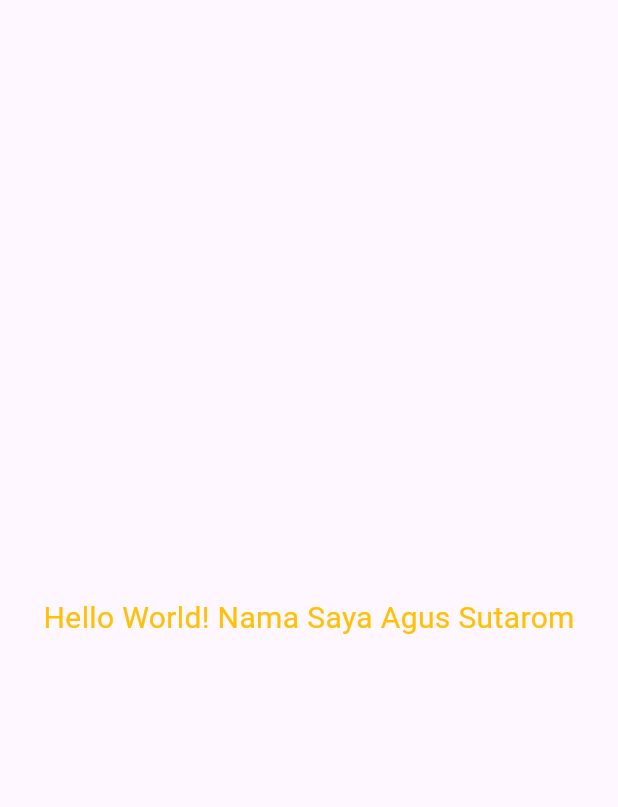
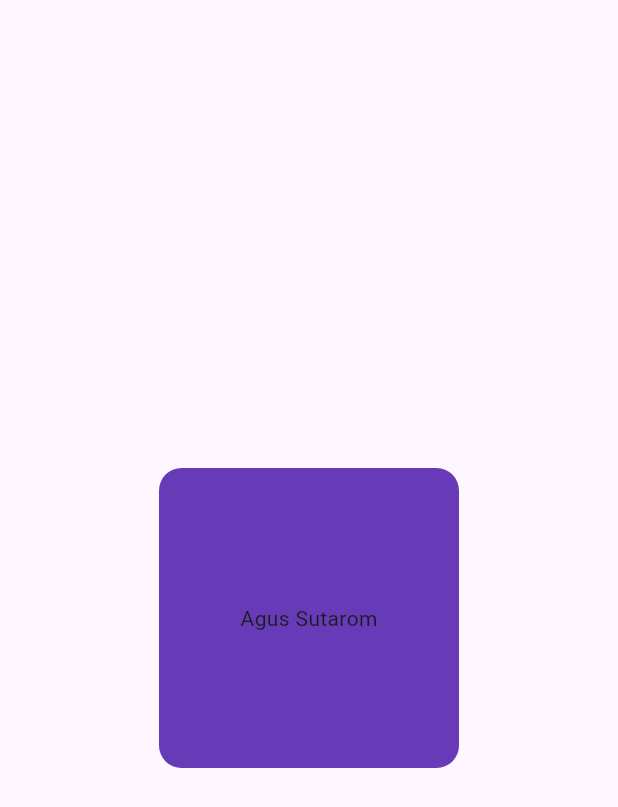
Before and after one commit to taroom/learn-flutter, a Flutter app: the screen it shows after launch, on a phone screen of 412 x 824 dp. Shown: the top 807 px of the screen. Run offline on Flutter 3.47's test engine with Material 3 defaults, Android fonts, the phone set to English and light mode, and no system bars; Roboto replaces fonts that are missing (Arial).

Commit message:
[ROM] refactor: update main app layout and text display

```diff
--- a/lib/main.dart
+++ b/lib/main.dart
@@ -9,14 +9,19 @@ class MainApp extends StatelessWidget {
 
   @override
   Widget build(BuildContext context) {
-    return const MaterialApp(
+    return MaterialApp(
       home: Scaffold(
+        //as activity
         body: Center(
-          child: Text(
-            'Hello World! Nama Saya Agus Sutarom',
-            style: TextStyle(
-                fontSize: 20.0, color: Colors.amber, fontFamily: 'Arial'),
-          ),
+          child: Container(
+              height: 200,
+              width: 200,
+              decoration: BoxDecoration(
+                  borderRadius: BorderRadius.circular(15),
+                  color: Colors.deepPurple),
+              child: Center(
+                child: Text('Agus Sutarom'),
+              )),
         ),
       ),
     );
```
